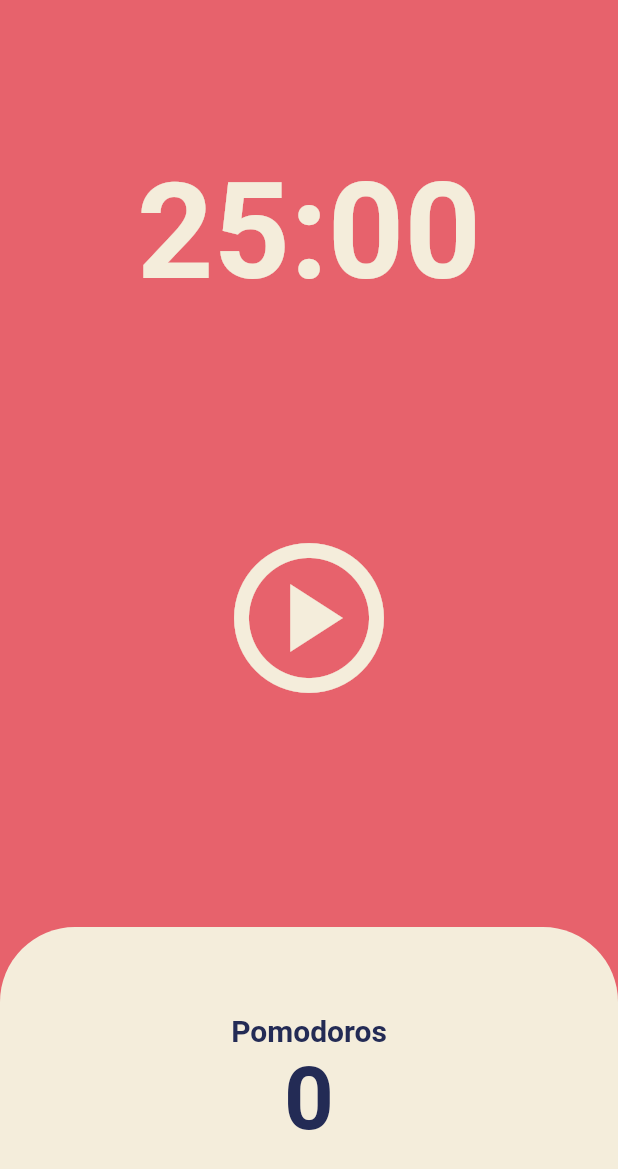
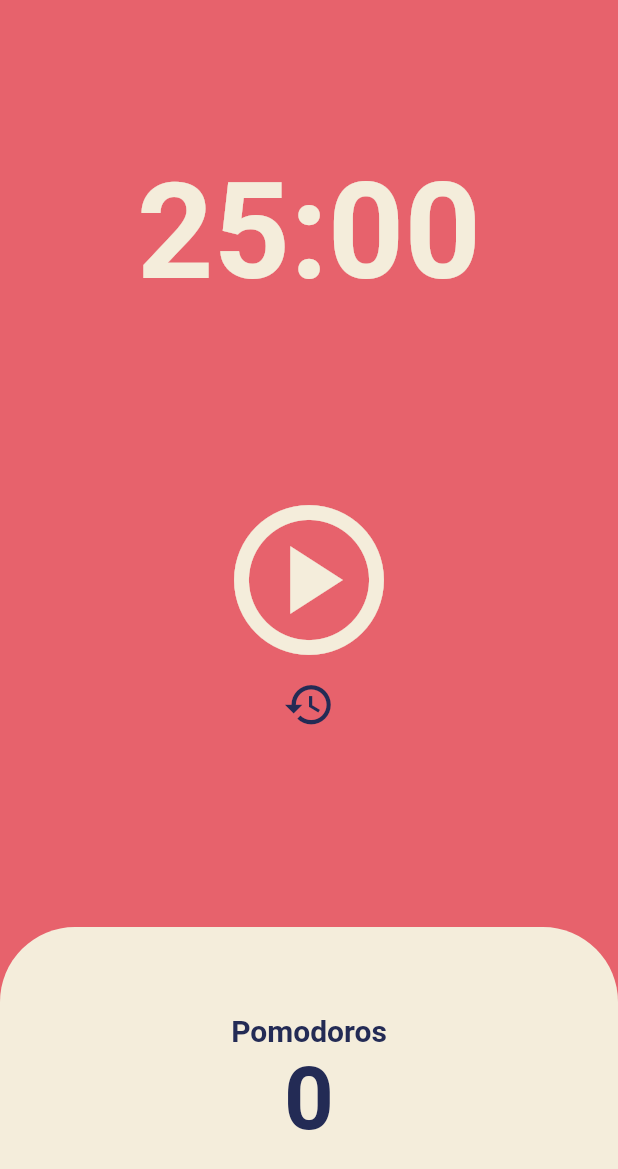
Before and after one commit to mintcoo/flutter-practice, a Flutter app: the screen it shows after launch, on a phone screen of 412 x 824 dp. Shown: the top 1169 px of the screen. Run offline on Flutter 3.47's test engine with Material 2 defaults, Android fonts, the light colour scheme and no system bars.

Commit message:
재시작 버튼 코드챌린지

```diff
--- a/statepractice/lib/screens/home_screen.dart
+++ b/statepractice/lib/screens/home_screen.dart
@@ -55,6 +55,14 @@ class _HomeScreenState extends State<HomeScreen> {
     });
   }
 
+  void onRestart() {
+    timer.cancel();
+    setState(() {
+      totalSeconds = twentyFiveMinutes;
+      isRunning = false;
+    });
+  }
+
   @override
   Widget build(BuildContext context) {
     return Scaffold(
@@ -77,8 +85,10 @@ class _HomeScreenState extends State<HomeScreen> {
           ),
           Flexible(
             flex: 2,
-            child: Center(
-                child: IconButton(
+            child: Column(
+              mainAxisAlignment: MainAxisAlignment.center,
+              children: [
+                IconButton(
                   iconSize: 120,
                   color: Theme.of(context).cardColor,
                   onPressed: isRunning ? onPausePressed : onStartPressed,
@@ -87,7 +97,20 @@ class _HomeScreenState extends State<HomeScreen> {
                         ? Icons.pause_circle_outlined
                         : Icons.play_circle_outlined,
                   ),
-            )),
+                ),
+                Transform.translate(
+                  offset: const Offset(0, -10),
+                  child: IconButton(
+                    iconSize: 35,
+                    color: Theme.of(context).textTheme.displayLarge!.color,
+                    onPressed: onRestart,
+                    icon: const Icon(
+                      Icons.restore,
+                    ),
+                  ),
+                )
+              ],
+            ),
           ),
           Flexible(
             flex: 1,
```
Also changed, not shown: 1 other file. Lines whose indentation alone changed are shown as unchanged.
